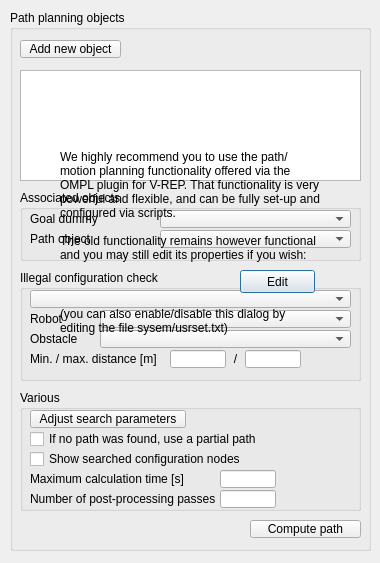
Before: the Qt Designer form ui/qdlgpathplanning.ui in mdecourse/v_rep_old_core_lib, drawn with Qt 5.
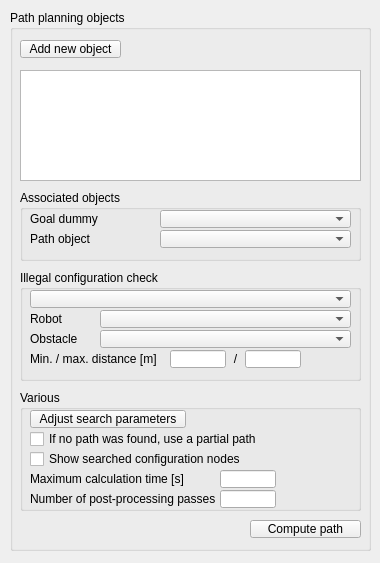
After: the same form once the commit is applied.

Commit message: Various: new tree traversal, removed old path/motion planning, GCS dlgs, etc.

What changed in the file:
```diff
--- a/ui/qdlgpathplanning.ui
+++ b/ui/qdlgpathplanning.ui
@@ -367,53 +367,6 @@
     </property>
    </widget>
   </widget>
-  <widget class="QPushButton" name="qqNoFuncButton">
-   <property name="geometry">
-    <rect>
-     <x>240</x>
-     <y>270</y>
-     <width>75</width>
-     <height>23</height>
-    </rect>
-   </property>
-   <property name="text">
-    <string>Edit</string>
-   </property>
-  </widget>
-  <widget class="QLabel" name="qqNoFuncTxt1">
-   <property name="geometry">
-    <rect>
-     <x>60</x>
-     <y>140</y>
-     <width>261</width>
-     <height>131</height>
-    </rect>
-   </property>
-   <property name="text">
-    <string>We highly recommend you to use the path/motion planning functionality offered via the OMPL plugin for V-REP. That functionality is very powerful and flexible, and can be fully set-up and configured via scripts.
-
-The old functionality remains however functional and you may still edit its properties if you wish:</string>
-   </property>
-   <property name="wordWrap">
-    <bool>true</bool>
-   </property>
-  </widget>
-  <widget class="QLabel" name="qqNoFuncTxt2">
-   <property name="geometry">
-    <rect>
-     <x>60</x>
-     <y>300</y>
-     <width>261</width>
-     <height>41</height>
-    </rect>
-   </property>
-   <property name="text">
-    <string>(you can also enable/disable this dialog by editing the file sysem/usrset.txt)</string>
-   </property>
-   <property name="wordWrap">
-    <bool>true</bool>
-   </property>
-  </widget>
  </widget>
  <tabstops>
   <tabstop>qqAddNew</tabstop>
```
The commit also changes 44 other files.
